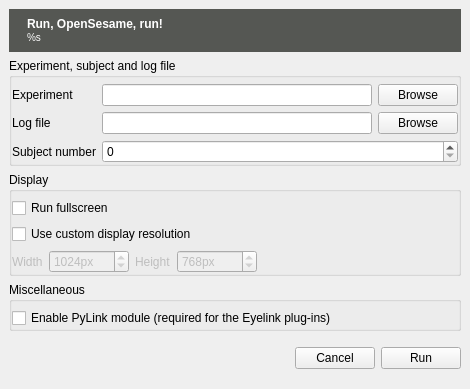
The window that libqtopensesame/resources/ui/misc/opensesamerun.ui (open-cogsci/OpenSesame) describes before a commit, drawn with Qt 5.
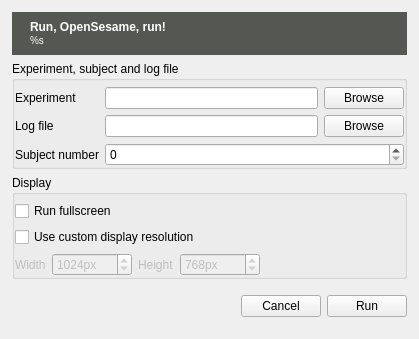
The same window after the commit. Icons and pictures are not drawn.

Commit message: Improve opensesamerun: - Add margins to UI - Remove EyeLink option (no longer necessary) - Fix fullscreen support (closes #797) - Code clean-up

Diff of the .ui file:
```diff
--- a/libqtopensesame/resources/ui/misc/opensesamerun.ui
+++ b/libqtopensesame/resources/ui/misc/opensesamerun.ui
@@ -6,8 +6,8 @@
    <rect>
     <x>0</x>
     <y>0</y>
-    <width>470</width>
-    <height>389</height>
+    <width>419</width>
+    <height>339</height>
    </rect>
   </property>
   <property name="windowTitle">
@@ -19,6 +19,18 @@
   </property>
   <widget class="QWidget" name="centralwidget">
    <layout class="QVBoxLayout" name="verticalLayout">
+    <property name="leftMargin">
+     <number>12</number>
+    </property>
+    <property name="topMargin">
+     <number>12</number>
+    </property>
+    <property name="rightMargin">
+     <number>12</number>
+    </property>
+    <property name="bottomMargin">
+     <number>12</number>
+    </property>
     <item>
      <widget class="QWidget" name="widget_5" native="true">
       <property name="styleSheet">
@@ -302,37 +314,6 @@
       </layout>
      </widget>
     </item>
-    <item>
-     <widget class="QGroupBox" name="groupBox">
-      <property name="title">
-       <string>Miscellaneous</string>
-      </property>
-      <layout class="QFormLayout" name="formLayout">
-       <property name="fieldGrowthPolicy">
-        <enum>QFormLayout::AllNonFixedFieldsGrow</enum>
-       </property>
-       <property name="leftMargin">
-        <number>0</number>
-       </property>
-       <property name="topMargin">
-        <number>6</number>
-       </property>
-       <property name="rightMargin">
-        <number>0</number>
-       </property>
-       <property name="bottomMargin">
-        <number>0</number>
-       </property>
-       <item row="0" column="0" colspan="2">
-        <widget class="QCheckBox" name="checkbox_pylink">
-         <property name="text">
-          <string>Enable PyLink module (required for the Eyelink plug-ins)</string>
-         </property>
-        </widget>
-       </item>
-      </layout>
-     </widget>
-    </item>
     <item>
      <widget class="QWidget" name="widget_4" native="true">
       <layout class="QHBoxLayout" name="horizontalLayout_4">
```
Left out of the diff: 55 changed lines with no effect on the pictures. The commit also changes 3 other files.
